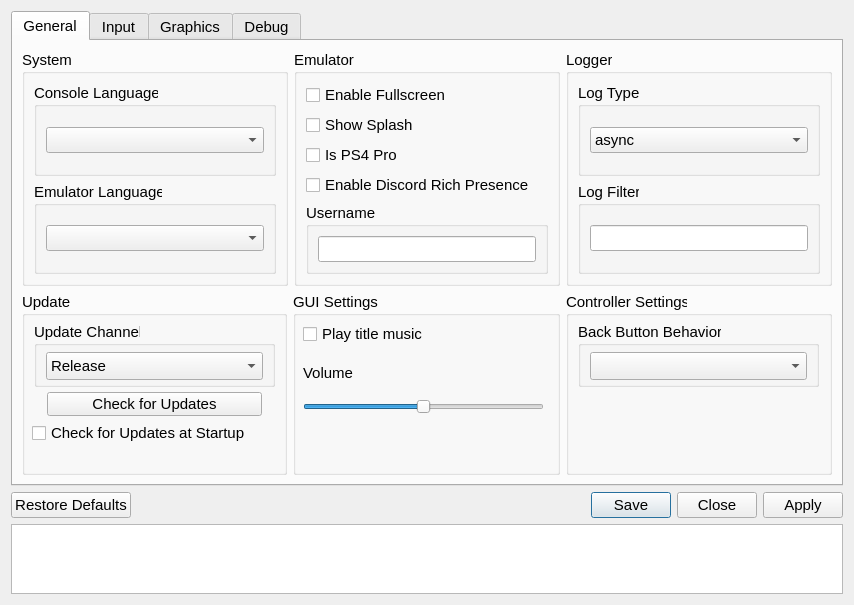
Qt form src/qt_gui/settings_dialog.ui (shadps4-emu/shadPS4) before a commit.
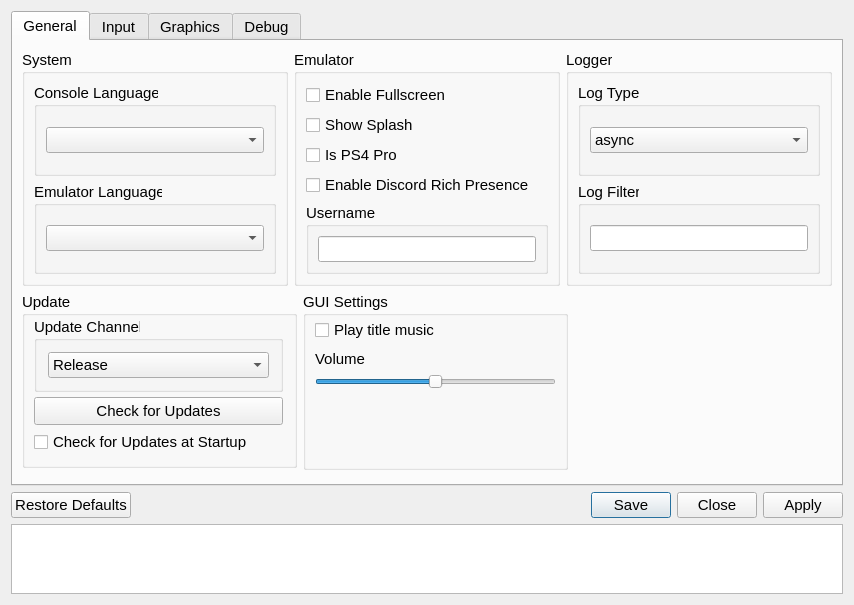
The same form after that commit. Icons and pictures are not drawn.

Commit message:
qt_gui: Organize settings page
* Wire up translations and descriptions for the cursor settings.
* Move controller settings to input tab and rename it to controller (to inline it with how other settings are shown).
* Fixed unnecessary double initialization of the back button setting.
* Organize statements and functions w/ respect to their tabs and some minor QOL changes for the settings UI in general.

```diff
--- a/src/qt_gui/settings_dialog.ui
+++ b/src/qt_gui/settings_dialog.ui
@@ -274,6 +274,9 @@
          <layout class="QHBoxLayout" name="generalTabHLayout_2">
           <item>
            <layout class="QVBoxLayout" name="updaterTabLayoutLeft">
+            <property name="sizeConstraint">
+             <enum>QLayout::SizeConstraint::SetDefaultConstraint</enum>
+            </property>
             <property name="leftMargin">
              <number>0</number>
             </property>
@@ -286,56 +289,88 @@
             <property name="bottomMargin">
              <number>0</number>
             </property>
-            <item>
+            <item alignment="Qt::AlignmentFlag::AlignTop">
              <widget class="QGroupBox" name="updaterGroupBox">
               <property name="sizePolicy">
-               <sizepolicy hsizetype="Preferred" vsizetype="Preferred">
+               <sizepolicy hsizetype="Preferred" vsizetype="MinimumExpanding">
                 <horstretch>0</horstretch>
                 <verstretch>0</verstretch>
                </sizepolicy>
               </property>
               <property name="minimumSize">
                <size>
-                <width>265</width>
+                <width>275</width>
                 <height>0</height>
                </size>
               </property>
+              <property name="maximumSize">
+               <size>
+                <width>16777215</width>
+                <height>16777215</height>
+               </size>
+              </property>
               <property name="title">
                <string>Update</string>
               </property>
-              <widget class="QCheckBox" name="updateCheckBox">
-               <property name="geometry">
-                <rect>
-                 <x>10</x>
-                 <y>130</y>
-                 <width>261</width>
-                 <height>22</height>
-                </rect>
+              <layout class="QVBoxLayout" name="UpdateLayout" stretch="0,0,0">
+               <property name="spacing">
+                <number>5</number>
                </property>
-               <property name="text">
-                <string>Check for Updates at Startup</string>
+               <property name="topMargin">
+                <number>1</number>
                </property>
-              </widget>
+               <property name="rightMargin">
+                <number>11</number>
+               </property>
+               <property name="bottomMargin">
+                <number>11</number>
+               </property>
+               <item>
               <widget class="QGroupBox" name="updaterComboBox">
-               <property name="geometry">
-                <rect>
-                 <x>12</x>
-                 <y>30</y>
-                 <width>241</width>
-                 <height>65</height>
-                </rect>
+                 <property name="sizePolicy">
+                  <sizepolicy hsizetype="Preferred" vsizetype="Fixed">
+                   <horstretch>0</horstretch>
+                   <verstretch>0</verstretch>
+                  </sizepolicy>
+                 </property>
+                 <property name="minimumSize">
+                  <size>
+                   <width>0</width>
+                   <height>75</height>
+                  </size>
+                 </property>
+                 <property name="maximumSize">
+                  <size>
+                   <width>16777215</width>
+                   <height>16777215</height>
+                  </size>
                </property>
                <property name="title">
                 <string>Update Channel</string>
                </property>
+                 <layout class="QVBoxLayout" name="UpdateChannelLayout">
+                  <property name="spacing">
+                   <number>7</number>
+                  </property>
+                  <property name="leftMargin">
+                   <number>11</number>
+                  </property>
+                  <property name="topMargin">
+                   <number>11</number>
+                  </property>
+                  <property name="rightMargin">
+                   <number>11</number>
+                  </property>
+                  <property name="bottomMargin">
+                   <number>11</number>
+                  </property>
+                  <item>
                <widget class="QComboBox" name="updateComboBox">
-                <property name="geometry">
-                 <rect>
-                  <x>12</x>
-                  <y>30</y>
-                  <width>217</width>
-                  <height>28</height>
-                 </rect>
+                    <property name="sizePolicy">
+                     <sizepolicy hsizetype="Preferred" vsizetype="Fixed">
+                      <horstretch>0</horstretch>
+                      <verstretch>0</verstretch>
+                     </sizepolicy>
                 </property>
                 <item>
                  <property name="text">
@@ -348,47 +383,93 @@
                  </property>
                 </item>
                </widget>
-              </widget>
+                  </item>
+                 </layout>
+                </widget>
+               </item>
+               <item>
               <widget class="QPushButton" name="checkUpdateButton">
-               <property name="geometry">
-                <rect>
-                 <x>25</x>
-                 <y>100</y>
-                 <width>215</width>
-                 <height>24</height>
-                </rect>
+                 <property name="sizePolicy">
+                  <sizepolicy hsizetype="MinimumExpanding" vsizetype="Fixed">
+                   <horstretch>0</horstretch>
+                   <verstretch>0</verstretch>
+                  </sizepolicy>
+                 </property>
+                 <property name="minimumSize">
+                  <size>
+                   <width>197</width>
+                   <height>28</height>
+                  </size>
+                 </property>
+                 <property name="maximumSize">
+                  <size>
+                   <width>16777215</width>
+                   <height>16777215</height>
+                  </size>
                </property>
                <property name="text">
                 <string>Check for Updates</string>
                </property>
               </widget>
+               </item>
+               <item>
+                <widget class="QCheckBox" name="updateCheckBox">
+                 <property name="sizePolicy">
+                  <sizepolicy hsizetype="Preferred" vsizetype="Fixed">
+                   <horstretch>0</horstretch>
+                   <verstretch>0</verstretch>
+                  </sizepolicy>
+                 </property>
+                 <property name="font">
+                  <font>
+                   <pointsize>11</pointsize>
+                   <bold>false</bold>
+                  </font>
+                 </property>
+                 <property name="text">
+                  <string>Check for Updates at Startup</string>
+                 </property>
              </widget>
             </item>
            </layout>
-          </item>
+             </widget>
+            </item>
+           </layout>
+          </item>
           <item>
-           <layout class="QVBoxLayout" name="GUITabLayoutMiddle" stretch="1">
-            <item>
+           <layout class="QVBoxLayout" name="GUITabLayoutMiddle" stretch="0">
+            <item alignment="Qt::AlignmentFlag::AlignTop">
              <widget class="QGroupBox" name="GUIgroupBox">
               <property name="sizePolicy">
-               <sizepolicy hsizetype="MinimumExpanding" vsizetype="Preferred">
+               <sizepolicy hsizetype="Preferred" vsizetype="Preferred">
                 <horstretch>0</horstretch>
                 <verstretch>0</verstretch>
                </sizepolicy>
               </property>
+              <property name="minimumSize">
+               <size>
+                <width>0</width>
+                <height>0</height>
+               </size>
+              </property>
               <property name="title">
                <string>GUI Settings</string>
               </property>
-              <widget class="QWidget" name="verticalLayoutWidget_3">
-               <property name="geometry">
-                <rect>
-                 <x>10</x>
-                 <y>30</y>
-                 <width>241</width>
-                 <height>92</height>
-                </rect>
+              <layout class="QVBoxLayout" name="GUILayout">
+               <property name="topMargin">
+                <number>1</number>
                </property>
-               <layout class="QVBoxLayout" name="verticalLayout">
+               <property name="bottomMargin">
+                <number>11</number>
+               </property>
+               <item>
+                <layout class="QVBoxLayout" name="GUIMusicLayout">
+                 <property name="topMargin">
+                  <number>1</number>
+                 </property>
+                 <property name="bottomMargin">
+                  <number>0</number>
+                 </property>
                 <item>
                  <widget class="QCheckBox" name="playBGMCheckBox">
                   <property name="sizePolicy">
@@ -403,11 +484,35 @@
                  </widget>
                 </item>
                 <item>
-                 <layout class="QHBoxLayout" name="horizontalLayout">
-                  <item>
-                   <layout class="QVBoxLayout" name="verticalLayout_2">
+                  <spacer name="GUIverticalSpacer_2">
+                   <property name="orientation">
+                    <enum>Qt::Orientation::Vertical</enum>
+                   </property>
+                   <property name="sizeType">
+                    <enum>QSizePolicy::Policy::Fixed</enum>
+                   </property>
+                   <property name="sizeHint" stdset="0">
+                    <size>
+                     <width>20</width>
+                     <height>2</height>
+                    </size>
+                   </property>
+                  </spacer>
+                 </item>
                     <item>
                      <widget class="QLabel" name="label">
+                   <property name="sizePolicy">
+                    <sizepolicy hsizetype="Preferred" vsizetype="Fixed">
+                     <horstretch>0</horstretch>
+                     <verstretch>0</verstretch>
+                    </sizepolicy>
+                   </property>
+                   <property name="maximumSize">
+                    <size>
+                     <width>16777215</width>
+                     <height>16777215</height>
+                    </size>
+                   </property>
                       <property name="text">
                        <string>Volume</string>
                       </property>
@@ -449,51 +554,35 @@
                     </item>
                    </layout>
                   </item>
-                 </layout>
+               <item>
+                <widget class="QWidget" name="GUIwidgetSpacer" native="true">
+                 <property name="minimumSize">
+                  <size>
+                   <width>0</width>
+                   <height>61</height>
+                  </size>
+                 </property>
+                </widget>
                 </item>
                </layout>
               </widget>
-             </widget>
             </item>
            </layout>
           </item>
           <item>
-           <layout class="QVBoxLayout" name="ControllerTabLayoutRight" stretch="1">
+           <layout class="QVBoxLayout" name="EmptyTabLayoutRight">
             <item>
-             <widget class="QGroupBox" name="ControllerGroupBox">
-              <property name="sizePolicy">
-               <sizepolicy hsizetype="MinimumExpanding" vsizetype="Preferred">
-                <horstretch>0</horstretch>
-                <verstretch>0</verstretch>
-               </sizepolicy>
+             <spacer name="emptyHorizontalSpacer">
+              <property name="orientation">
+               <enum>Qt::Orientation::Horizontal</enum>
               </property>
-              <property name="title">
-               <string>Controller Settings</string>
+              <property name="sizeHint" stdset="0">
+               <size>
+                <width>40</width>
+                <height>20</height>
+               </size>
               </property>
-              <widget class="QGroupBox" name="backButtonBehaviorGroupBox">
-               <property name="geometry">
-                <rect>
-                 <x>12</x>
-                 <y>30</y>
-                 <width>241</width>
-                 <height>65</height>
-                </rect>
-               </property>
-               <property name="title">
-                <string>Back Button Behavior</string>
-               </property>
-               <widget class="QComboBox" name="backButtonBehaviorComboBox">
-                <property name="geometry">
-                 <rect>
-                  <x>12</x>
-                  <y>30</y>
-                  <width>217</width>
-                  <height>28</height>
-                 </rect>
-                </property>
-               </widget>
-              </widget>
-             </widget>
+             </spacer>
             </item>
            </layout>
           </item>
@@ -622,17 +711,71 @@
           <item>
            <layout class="QVBoxLayout" name="emptyTabLayoutMiddle">
             <item>
-             <spacer name="emptyHorizontalSpacerMiddle">
-              <property name="orientation">
-               <enum>Qt::Orientation::Horizontal</enum>
+             <widget class="QGroupBox" name="ControllerGroupBox">
+              <property name="sizePolicy">
+               <sizepolicy hsizetype="MinimumExpanding" vsizetype="Preferred">
+                <horstretch>0</horstretch>
+                <verstretch>0</verstretch>
+               </sizepolicy>
               </property>
-              <property name="sizeHint" stdset="0">
+              <property name="title">
+               <string>Controller</string>
+              </property>
+              <layout class="QVBoxLayout" name="ControllerLayout">
+               <property name="spacing">
+                <number>0</number>
+               </property>
+               <property name="topMargin">
+                <number>11</number>
+               </property>
+               <property name="bottomMargin">
+                <number>11</number>
+               </property>
+               <item>
+                <widget class="QGroupBox" name="backButtonBehaviorGroupBox">
+                 <property name="enabled">
+                  <bool>true</bool>
+                 </property>
+                 <property name="sizePolicy">
+                  <sizepolicy hsizetype="Fixed" vsizetype="Fixed">
+                   <horstretch>0</horstretch>
+                   <verstretch>0</verstretch>
+                  </sizepolicy>
+                 </property>
+                 <property name="minimumSize">
                <size>
-                <width>40</width>
-                <height>20</height>
-               </size>
-              </property>
-             </spacer>
+                   <width>237</width>
+                   <height>0</height>
+                  </size>
+                 </property>
+                 <property name="title">
+                  <string>Back Button Behavior</string>
+                 </property>
+                 <layout class="QVBoxLayout" name="BackButtonLayout">
+                  <property name="leftMargin">
+                   <number>11</number>
+                  </property>
+                  <item>
+                   <widget class="QComboBox" name="backButtonBehaviorComboBox"/>
+                  </item>
+                 </layout>
+                </widget>
+               </item>
+               <item>
+                <widget class="QWidget" name="controllerWidgetSpacer" native="true">
+                 <property name="enabled">
+                  <bool>true</bool>
+                 </property>
+                 <property name="minimumSize">
+                  <size>
+                   <width>0</width>
+                   <height>0</height>
+                  </size>
+                 </property>
+                </widget>
+               </item>
+              </layout>
+             </widget>
             </item>
            </layout>
           </item>
```
Left out of the diff: 61 changed lines with no effect on the pictures. Lines whose indentation alone changed are shown as unchanged. The commit also changes 4 other files.
